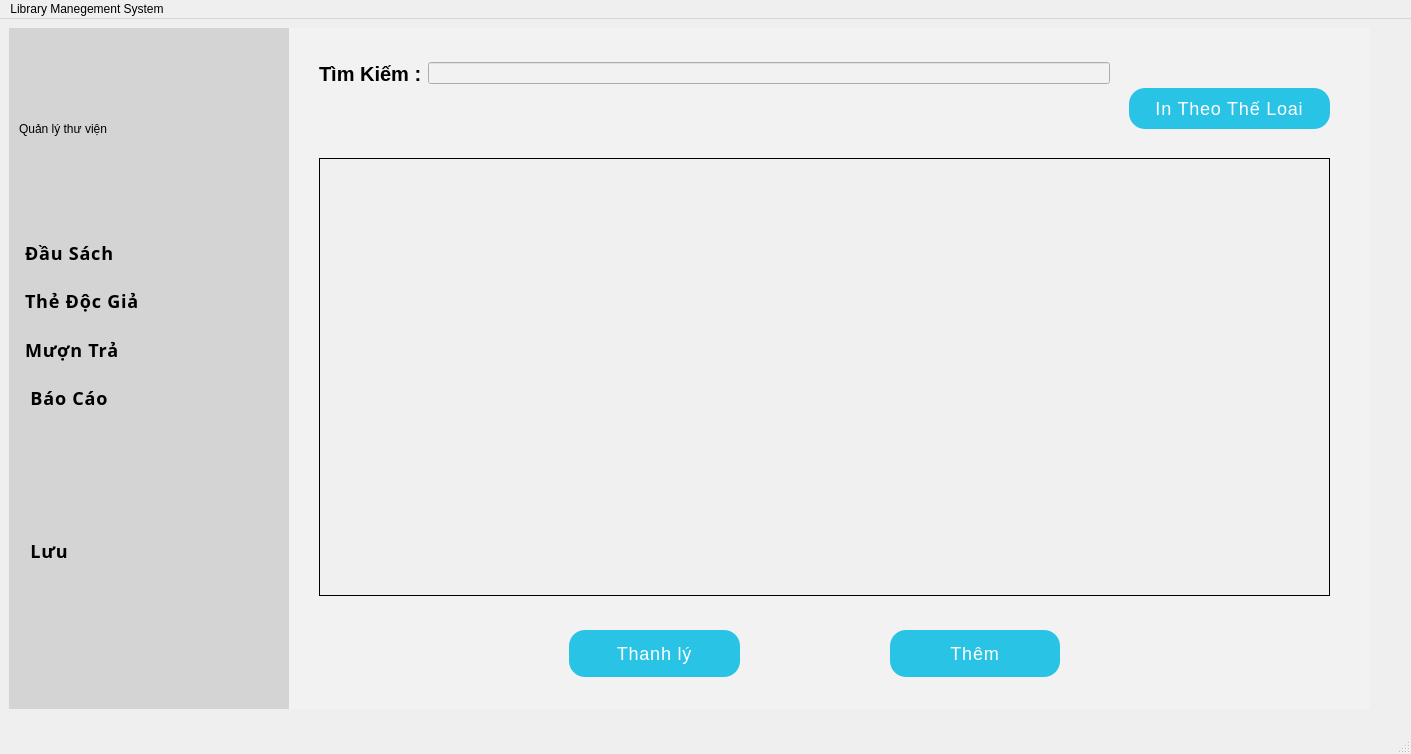
This is librarymanage/librarymanagementsystem.ui in DTTaze/Qt-Library-Management as Qt 5 draws it before an edit. The edited form follows.
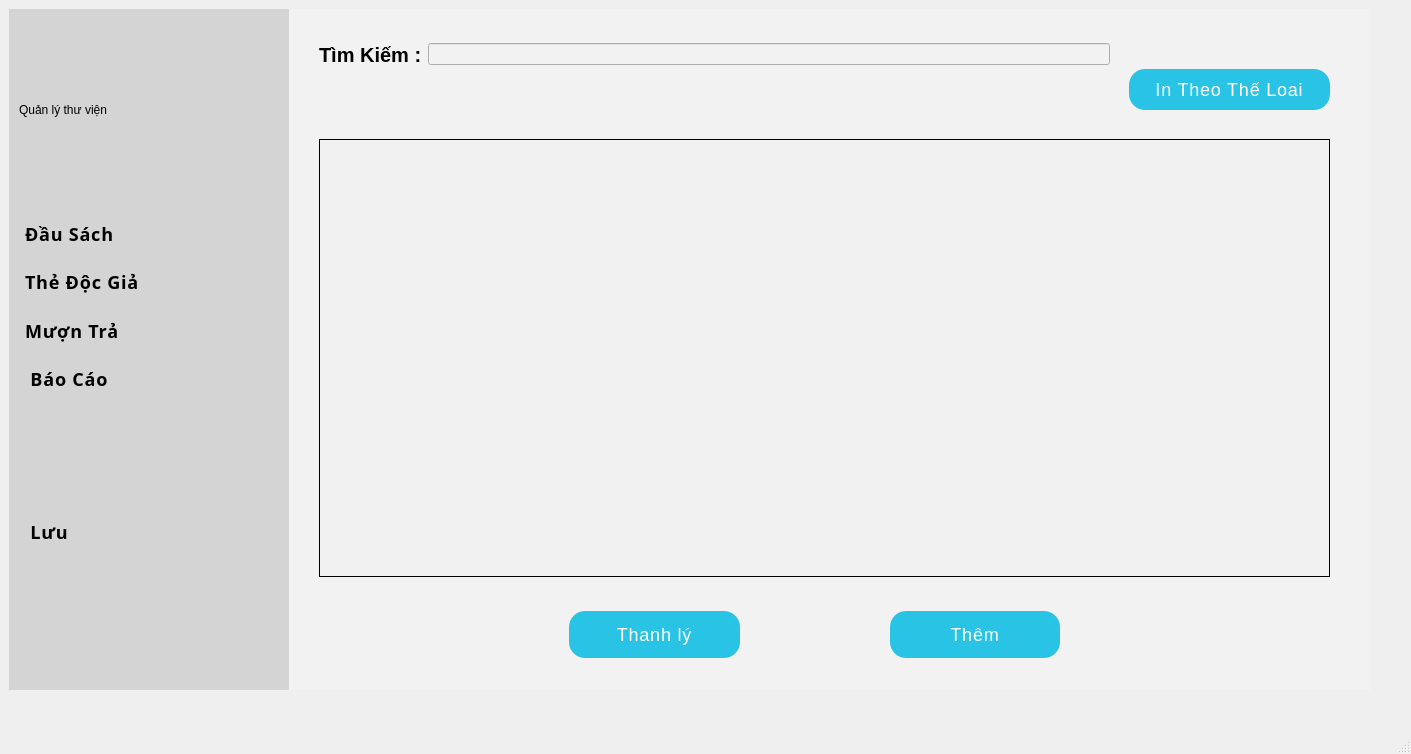
This is the edited form. The open tabs and pages were chosen to show the change. Icons and pictures are not drawn.

```diff
--- a/librarymanage/librarymanagementsystem.ui
+++ b/librarymanage/librarymanagementsystem.ui
@@ -1448,22 +1448,6 @@
     </item>
    </layout>
   </widget>
-  <widget class="QMenuBar" name="menubar">
-   <property name="geometry">
-    <rect>
-     <x>0</x>
-     <y>0</y>
-     <width>1411</width>
-     <height>26</height>
-    </rect>
-   </property>
-   <widget class="QMenu" name="menuLibrary_Manegement_System">
-    <property name="title">
-     <string>Library Manegement System</string>
-    </property>
-   </widget>
-   <addaction name="menuLibrary_Manegement_System"/>
-  </widget>
   <widget class="QStatusBar" name="statusbar"/>
  </widget>
  <resources/>
```
Left out of the diff: 2 changed lines with no effect on the pictures.
